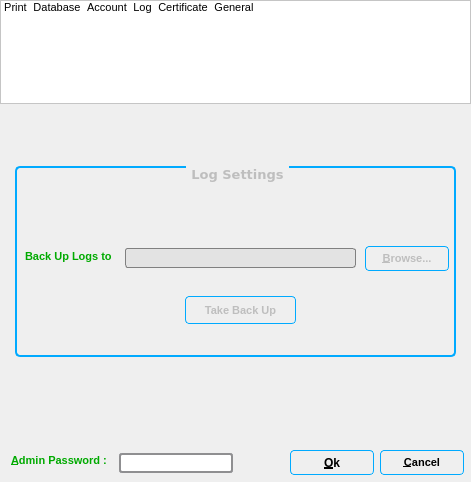
The window that src/config/config.ui (mskonline/docmaqv2) describes before a commit, drawn with Qt 5.
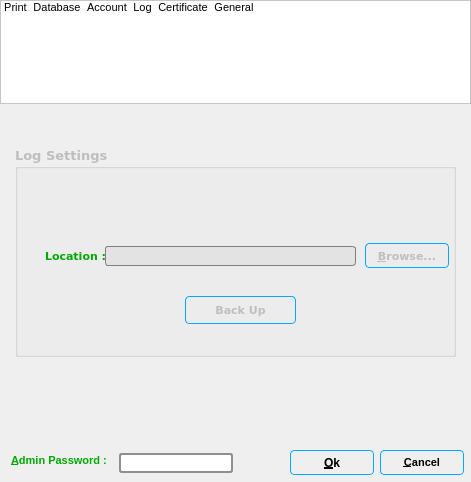
The same window after the commit. The open tabs and pages were chosen to show the change. Icons and pictures are not drawn.

The edit to the form file:
```diff
--- a/src/config/config.ui
+++ b/src/config/config.ui
@@ -221,9 +221,6 @@
      <height>341</height>
     </rect>
    </property>
-   <property name="styleSheet">
-    <string notr="true"/>
-   </property>
    <property name="currentIndex">
     <number>0</number>
    </property>
@@ -4640,9 +4637,9 @@
      <property name="geometry">
       <rect>
        <x>15</x>
-       <y>62</y>
+       <y>42</y>
        <width>441</width>
-       <height>191</height>
+       <height>211</height>
       </rect>
      </property>
      <property name="font">
@@ -4653,23 +4650,6 @@
        <bold>true</bold>
       </font>
      </property>
-     <property name="styleSheet">
-      <string notr="true">QGroupBox {
-
-     background-color: qlineargradient(x1: 0, y1: 0, x2: 0, y2: 1,
-                                       stop: 0 #FFFFFF, stop: 1 #E0E0E0);
-     border: 2px solid #00AAFF;
-     border-radius: 5px;
-     margin-top: 1ex; /* leave space at the top for the title */
- }
-
- QGroupBox::title {
-     subcontrol-origin: margin;
-     subcontrol-position: top center; /* position at the top center */
-     padding: 0 3px;
-     
- }</string>
-     </property>
      <property name="title">
       <string>Log Settings</string>
      </property>
@@ -4679,10 +4659,10 @@
       </property>
       <property name="geometry">
        <rect>
-        <x>10</x>
-        <y>84</y>
-        <width>89</width>
-        <height>13</height>
+        <x>30</x>
+        <y>100</y>
+        <width>61</width>
+        <height>21</height>
        </rect>
       </property>
       <property name="font">
@@ -4695,8 +4675,8 @@
        <string>&lt;!DOCTYPE HTML PUBLIC &quot;-//W3C//DTD HTML 4.0//EN&quot; &quot;http://www.w3.org/TR/REC-html40/strict.dtd&quot;&gt;
 &lt;html&gt;&lt;head&gt;&lt;meta name=&quot;qrichtext&quot; content=&quot;1&quot; /&gt;&lt;style type=&quot;text/css&quot;&gt;
 p, li { white-space: pre-wrap; }
-&lt;/style&gt;&lt;/head&gt;&lt;body style=&quot; font-family:'MS Shell Dlg 2'; font-size:8.25pt; font-weight:400; font-style:normal;&quot;&gt;
-&lt;p style=&quot; margin-top:0px; margin-bottom:0px; margin-left:0px; margin-right:0px; -qt-block-indent:0; text-indent:0px;&quot;&gt;&lt;span style=&quot; font-size:8pt; font-weight:600; color:#00aa00;&quot;&gt;Back Up Logs to&lt;/span&gt;&lt;/p&gt;&lt;/body&gt;&lt;/html&gt;</string>
+&lt;/style&gt;&lt;/head&gt;&lt;body style=&quot; font-family:'Verdana'; font-size:10pt; font-weight:400; font-style:normal;&quot;&gt;
+&lt;p style=&quot; margin-top:0px; margin-bottom:0px; margin-left:0px; margin-right:0px; -qt-block-indent:0; text-indent:0px;&quot;&gt;&lt;span style=&quot; font-family:'MS Shell Dlg 2'; font-size:8pt; font-weight:600; color:#00aa00;&quot;&gt;Location :&lt;/span&gt;&lt;/p&gt;&lt;/body&gt;&lt;/html&gt;</string>
       </property>
       <property name="buddy">
        <cstring>logPathLE</cstring>
@@ -4705,9 +4685,9 @@
      <widget class="QLineEdit" name="logPathLE">
       <property name="geometry">
        <rect>
-        <x>110</x>
-        <y>82</y>
-        <width>231</width>
+        <x>90</x>
+        <y>100</y>
+        <width>251</width>
         <height>20</height>
        </rect>
       </property>
@@ -4755,7 +4735,7 @@
       <property name="geometry">
        <rect>
         <x>350</x>
-        <y>80</y>
+        <y>97</y>
         <width>84</width>
         <height>25</height>
        </rect>
@@ -4803,7 +4783,7 @@
       <property name="geometry">
        <rect>
         <x>170</x>
-        <y>130</y>
+        <y>150</y>
         <width>111</width>
         <height>28</height>
        </rect>
@@ -4841,7 +4821,7 @@
 }</string>
       </property>
       <property name="text">
-       <string>Take Back Up</string>
+       <string>Back Up</string>
       </property>
       <property name="default">
        <bool>false</bool>
@@ -4853,8 +4833,8 @@
       </property>
       <property name="geometry">
        <rect>
-        <x>10</x>
-        <y>10</y>
+        <x>20</x>
+        <y>30</y>
         <width>61</width>
         <height>64</height>
        </rect>
```
Left out of the diff: 106 changed lines with no effect on the pictures.
